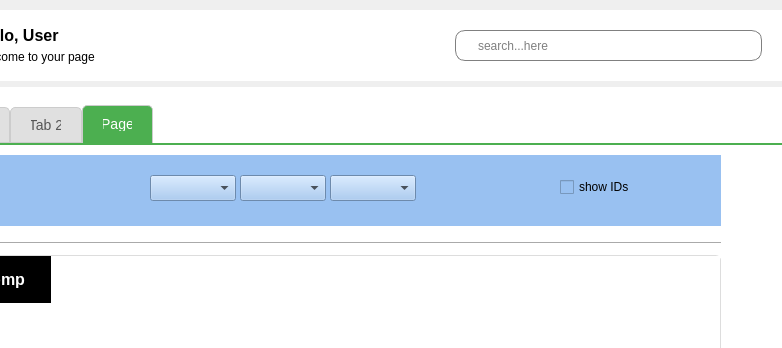
Above: School_System/ui/IndexSU.ui from KasperJack/School-Management-System before the change; both pictures show x 333 to 1115 and y 0 to 348 of the 1221 by 855 pixel window. Below: the same form after it.
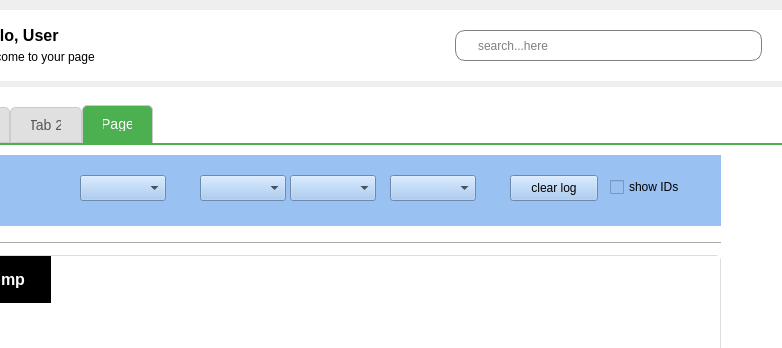
That is the form after the change. Icons and pictures are not drawn.

Diff of the .ui file:
```diff
--- a/School_System/ui/IndexSU.ui
+++ b/School_System/ui/IndexSU.ui
@@ -1154,7 +1154,7 @@
                   <widget class="QComboBox" name="comboBox_2">
                    <property name="geometry">
                     <rect>
-                     <x>200</x>
+                     <x>130</x>
                      <y>20</y>
                      <width>86</width>
                      <height>26</height>
@@ -1164,7 +1164,7 @@
                   <widget class="QCheckBox" name="show_ids">
                    <property name="geometry">
                     <rect>
-                     <x>610</x>
+                     <x>660</x>
                      <y>20</y>
                      <width>92</width>
                      <height>24</height>
@@ -1177,7 +1177,7 @@
                   <widget class="QComboBox" name="comboBox_3">
                    <property name="geometry">
                     <rect>
-                     <x>290</x>
+                     <x>250</x>
                      <y>20</y>
                      <width>86</width>
                      <height>26</height>
@@ -1187,7 +1187,30 @@
                   <widget class="QComboBox" name="comboBox_4">
                    <property name="geometry">
                     <rect>
-                     <x>380</x>
+                     <x>340</x>
+                     <y>20</y>
+                     <width>86</width>
+                     <height>26</height>
+                    </rect>
+                   </property>
+                  </widget>
+                  <widget class="QPushButton" name="pushButton_3">
+                   <property name="geometry">
+                    <rect>
+                     <x>560</x>
+                     <y>20</y>
+                     <width>88</width>
+                     <height>26</height>
+                    </rect>
+                   </property>
+                   <property name="text">
+                    <string>clear log</string>
+                   </property>
+                  </widget>
+                  <widget class="QComboBox" name="filter_activity_type">
+                   <property name="geometry">
+                    <rect>
+                     <x>440</x>
                      <y>20</y>
                      <width>86</width>
                      <height>26</height>
```
Left out of the diff: 6 changed lines with no effect on the pictures.
